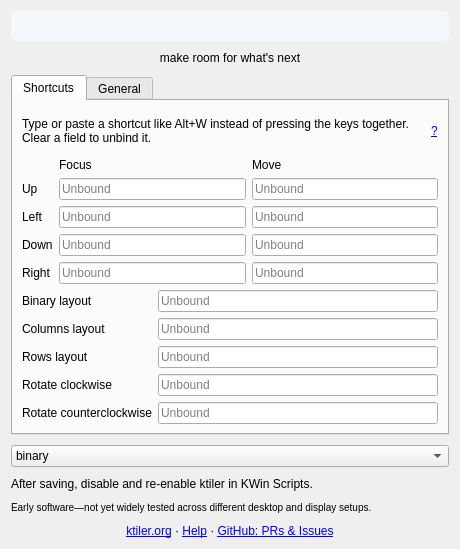
This is kwin/contents/ui/config.ui in jars/ktiler as Qt 5 draws it before an edit. The edited form follows.
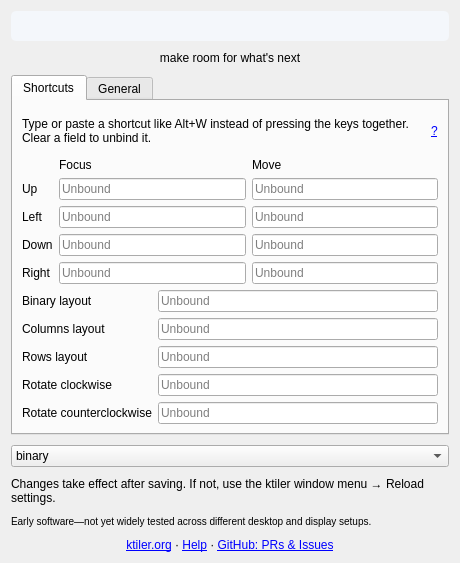
This is the edited form. Icons and pictures are not drawn.

Commit message: adding configuration apply without needing to toggle ktiler on/off.

The edit to the form file:
```diff
--- a/kwin/contents/ui/config.ui
+++ b/kwin/contents/ui/config.ui
@@ -186,8 +186,8 @@
     <item><property name="text"><string>horizontal</string></property></item>
    </widget></item>
    <item><widget class="QLabel" name="reloadNotice">
-     <property name="text"><string>After saving, disable and re-enable ktiler in KWin Scripts.</string></property>
-     <property name="toolTip"><string>In KWin Scripts, disable ktiler and click Apply, then enable it and click Apply again.</string></property>
+      <property name="text"><string>Changes take effect after saving. If not, use the ktiler window menu → Reload settings.</string></property>
+      <property name="toolTip"><string>Press Alt+F3 on a normal window, then choose ktiler → Reload settings.</string></property>
     <property name="wordWrap"><bool>true</bool></property>
    </widget></item>
    <item><widget class="QLabel" name="releaseNote">
```
Left out of the diff: 2 changed lines with no effect on the pictures. The commit also changes 17 other files.
